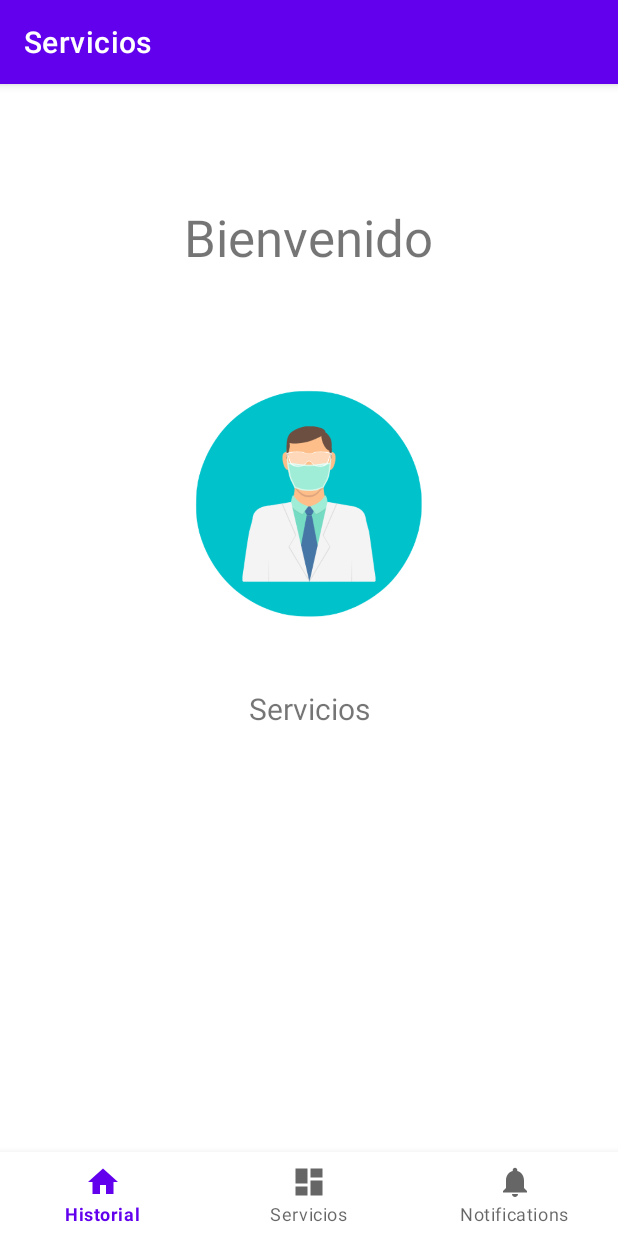
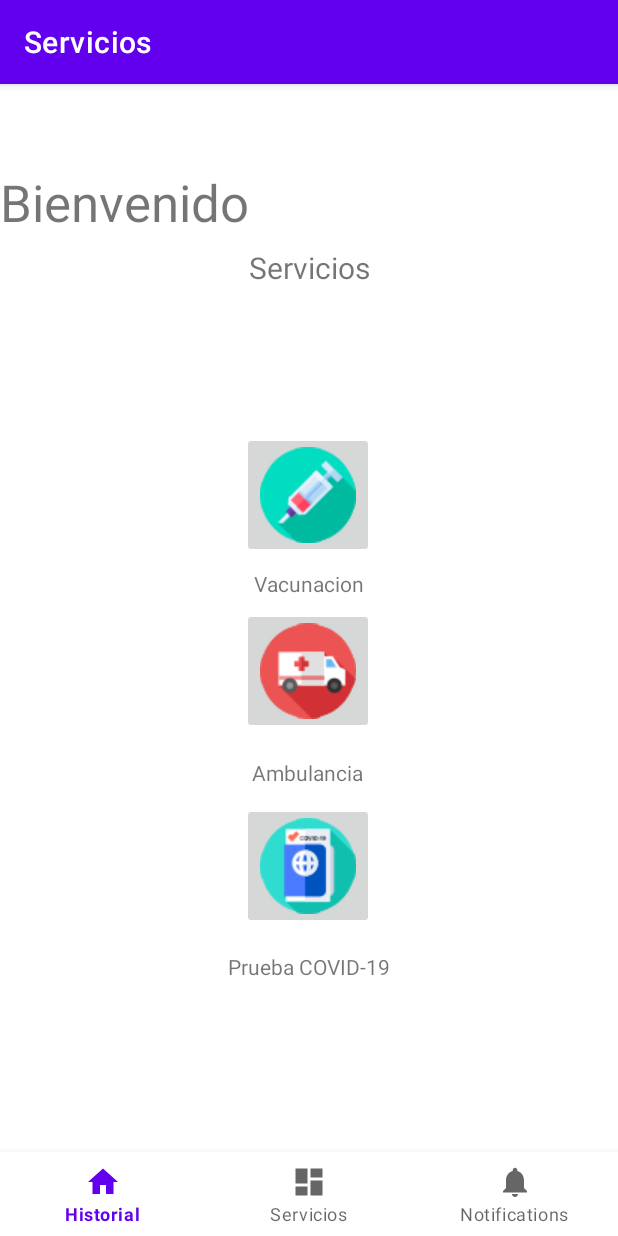
Before and after one commit to gregorio1297/MiDoctor-PairCoding, an Android app: the ServiciosFragment screen opened through its navigation route, on a phone screen of 412 x 824 dp. Run offline under Robolectric (Android 15) with nearby library versions, the phone set to English and light mode, and no system bars; our stand-ins replace navigation-ui; 1 statement that could not run was skipped.

Commit message:
ImageButton servicios

```diff
--- a/Proyecto/app/src/main/res/layout/activity_principal.xml
+++ b/Proyecto/app/src/main/res/layout/activity_principal.xml
@@ -1,8 +1,8 @@
 <?xml version="1.0" encoding="utf-8"?>
 <androidx.constraintlayout.widget.ConstraintLayout xmlns:android="http://schemas.android.com/apk/res/android"
     xmlns:app="http://schemas.android.com/apk/res-auto"
+    android:id="@+id/container"
     xmlns="http://schemas.android.com/tools"
-    android:id="@+id/container"
     android:layout_width="match_parent"
     android:layout_height="match_parent"
     android:paddingTop="?attr/actionBarSize">
@@ -11,8 +11,6 @@
         android:id="@+id/nav_view"
         android:layout_width="0dp"
         android:layout_height="wrap_content"
-        android:layout_marginStart="0dp"
-        android:layout_marginEnd="0dp"
         android:background="?android:attr/windowBackground"
         app:layout_constraintBottom_toBottomOf="parent"
         app:layout_constraintLeft_toLeftOf="parent"
@@ -26,9 +24,11 @@
         android:layout_height="match_parent"
         app:defaultNavHost="true"
         app:layout_constraintBottom_toTopOf="@id/nav_view"
+        app:layout_constraintHorizontal_bias="0.0"
         app:layout_constraintLeft_toLeftOf="parent"
         app:layout_constraintRight_toRightOf="parent"
         app:layout_constraintTop_toTopOf="parent"
+        app:layout_constraintVertical_bias="0.0"
         app:navGraph="@navigation/mobile_navigation" />
 
     <TextView
@@ -39,20 +39,9 @@
         android:textSize="34sp"
         app:layout_constraintBottom_toBottomOf="@+id/nav_view"
         app:layout_constraintEnd_toEndOf="parent"
-        app:layout_constraintHorizontal_bias="0.498"
+        app:layout_constraintHorizontal_bias="0.0"
         app:layout_constraintStart_toStartOf="parent"
         app:layout_constraintTop_toTopOf="@+id/nav_host_fragment_activity_principal"
-        app:layout_constraintVertical_bias="0.074" />
-
-    <ImageView
-        android:id="@+id/imageView2"
-        android:layout_width="205dp"
-        android:layout_height="220dp"
-        app:layout_constraintBottom_toBottomOf="parent"
-        app:layout_constraintEnd_toEndOf="parent"
-        app:layout_constraintStart_toStartOf="parent"
-        app:layout_constraintTop_toBottomOf="@+id/textView3"
-        app:layout_constraintVertical_bias="0.107"
-        app:srcCompat="@drawable/logo" />
+        app:layout_constraintVertical_bias="0.0" />
 
 </androidx.constraintlayout.widget.ConstraintLayout>
--- a/Proyecto/app/src/main/res/layout/fragment_historial.xml
+++ b/Proyecto/app/src/main/res/layout/fragment_historial.xml
@@ -17,6 +17,9 @@
         android:textSize="20sp"
         app:layout_constraintBottom_toBottomOf="parent"
         app:layout_constraintEnd_toEndOf="parent"
+        app:layout_constraintHorizontal_bias="0.0"
         app:layout_constraintStart_toStartOf="parent"
-        app:layout_constraintTop_toTopOf="parent" />
+        app:layout_constraintTop_toTopOf="parent"
+        app:layout_constraintVertical_bias="0.0" />
+
 </androidx.constraintlayout.widget.ConstraintLayout>
--- a/Proyecto/app/src/main/res/layout/fragment_servicios.xml
+++ b/Proyecto/app/src/main/res/layout/fragment_servicios.xml
@@ -17,6 +17,82 @@
         android:textSize="20sp"
         app:layout_constraintBottom_toBottomOf="parent"
         app:layout_constraintEnd_toEndOf="parent"
+        app:layout_constraintHorizontal_bias="0.0"
         app:layout_constraintStart_toStartOf="parent"
-        app:layout_constraintTop_toTopOf="parent" />
+        app:layout_constraintTop_toTopOf="parent"
+        app:layout_constraintVertical_bias="0.066" />
+
+    <ImageButton
+        android:id="@+id/ambulancia"
+        android:layout_width="wrap_content"
+        android:layout_height="wrap_content"
+        android:contentDescription="ambulancia"
+        android:src="@drawable/ambulancia"
+        app:layout_constraintBottom_toBottomOf="parent"
+        app:layout_constraintEnd_toEndOf="parent"
+        app:layout_constraintHorizontal_bias="0.498"
+        app:layout_constraintStart_toStartOf="parent"
+        app:layout_constraintTop_toTopOf="parent"
+        app:layout_constraintVertical_bias="0.467" />
+
+    <TextView
+        android:id="@+id/textambulancia"
+        android:layout_width="wrap_content"
+        android:layout_height="wrap_content"
+        android:text="Ambulancia"
+        app:layout_constraintBottom_toTopOf="@+id/covid"
+        app:layout_constraintEnd_toEndOf="parent"
+        app:layout_constraintHorizontal_bias="0.498"
+        app:layout_constraintStart_toStartOf="parent"
+        app:layout_constraintTop_toBottomOf="@+id/ambulancia"
+        app:layout_constraintVertical_bias="0.593" />
+
+    <ImageButton
+        android:id="@+id/vacunacion"
+        android:layout_width="wrap_content"
+        android:layout_height="wrap_content"
+        android:contentDescription="vacunacion"
+        android:src="@drawable/jeringuilla"
+        app:layout_constraintBottom_toBottomOf="parent"
+        app:layout_constraintEnd_toEndOf="parent"
+        app:layout_constraintHorizontal_bias="0.498"
+        app:layout_constraintStart_toStartOf="parent"
+        app:layout_constraintTop_toTopOf="parent"
+        app:layout_constraintVertical_bias="0.28" />
+
+    <ImageButton
+        android:id="@+id/covid"
+        android:layout_width="wrap_content"
+        android:layout_height="wrap_content"
+        android:contentDescription="covid"
+        android:src="@drawable/covid"
+        app:layout_constraintBottom_toBottomOf="parent"
+        app:layout_constraintEnd_toEndOf="parent"
+        app:layout_constraintHorizontal_bias="0.498"
+        app:layout_constraintStart_toStartOf="parent"
+        app:layout_constraintTop_toTopOf="parent"
+        app:layout_constraintVertical_bias="0.674" />
+
+    <TextView
+        android:id="@+id/textcovid"
+        android:layout_width="wrap_content"
+        android:layout_height="wrap_content"
+        android:text="Prueba COVID-19"
+        app:layout_constraintBottom_toBottomOf="parent"
+        app:layout_constraintEnd_toEndOf="parent"
+        app:layout_constraintStart_toStartOf="parent"
+        app:layout_constraintTop_toBottomOf="@+id/covid"
+        app:layout_constraintVertical_bias="0.083" />
+
+    <TextView
+        android:id="@+id/textvacunacion"
+        android:layout_width="wrap_content"
+        android:layout_height="wrap_content"
+        android:text="Vacunacion"
+        app:layout_constraintBottom_toTopOf="@+id/ambulancia"
+        app:layout_constraintEnd_toEndOf="parent"
+        app:layout_constraintStart_toStartOf="parent"
+        app:layout_constraintTop_toBottomOf="@+id/vacunacion"
+        app:layout_constraintVertical_bias="0.526" />
+
 </androidx.constraintlayout.widget.ConstraintLayout>
```
Also changed, not shown: Proyecto/app/src/main/res/drawable-v24/ambulancia.png (added), Proyecto/app/src/main/res/drawable-v24/covid.png (added), Proyecto/app/src/main/res/drawable-v24/doctor.png (added), Proyecto/app/src/main/res/drawable-v24/historial.png (added), Proyecto/app/src/main/res/drawable-v24/jeringuilla.png (added).
